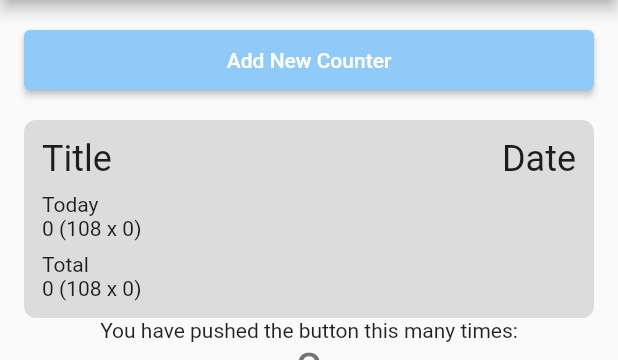
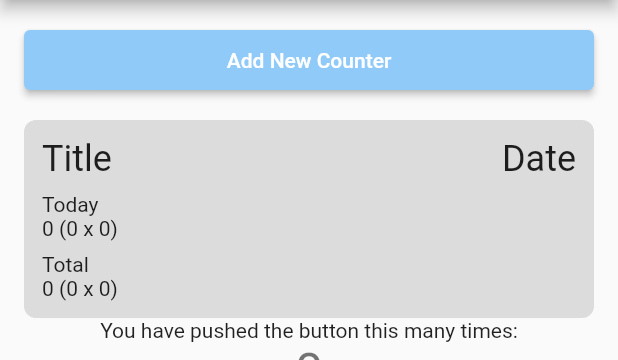
Before and after one commit to schmidt9/Advanced-Mala-Counter, a Flutter app: the screen it shows after launch, on a phone screen of 412 x 824 dp, the part 84-444 px from its top. Run offline on Flutter 3.47's test engine with Material 2 defaults, Android fonts, the phone set to English and light mode, and no system bars.

Commit message:
add data formatting

```diff
--- a/advanced_mala_counter/lib/counter.dart
+++ b/advanced_mala_counter/lib/counter.dart
@@ -1,8 +1,12 @@
+import 'package:advanced_mala_counter/counter_data.dart';
+import 'package:advanced_mala_counter/cycle_helper.dart';
 import 'package:flutter/cupertino.dart';
 import 'package:flutter/material.dart';
 
 class Counter extends StatelessWidget {
-  const Counter({super.key});
+  final CounterData counterData;
+
+  const Counter({super.key, required this.counterData});
 
   @override
   Widget build(BuildContext context) {
@@ -31,7 +35,7 @@ class Counter extends StatelessWidget {
                   crossAxisAlignment: CrossAxisAlignment.start,
                   children: [
                     Text("Today"),
-                    Text("0 (108 x 0)"),
+                    Text("${counterData.todayCount} (${counterData.cycleLength} x ${CycleHelper.getCycles(counterData.todayCount, counterData.cycleLength)})"),
                   ],
                 ),
               ],
@@ -43,7 +47,7 @@ class Counter extends StatelessWidget {
                   crossAxisAlignment: CrossAxisAlignment.start,
                   children: [
                     Text("Total"),
-                    Text("0 (108 x 0)"),
+                    Text("${counterData.totalCount} (${counterData.cycleLength} x ${CycleHelper.getCycles(counterData.totalCount, counterData.cycleLength)})"),
                   ],
                 ),
               ],
--- a/advanced_mala_counter/lib/counter_data.dart
+++ b/advanced_mala_counter/lib/counter_data.dart
@@ -1,6 +1,6 @@
 class CounterData {
   final String counterName;
-  final DateTime counterDateTime;
+  final String counterDateTime;
   final int cycleLength;
   final int todayCount;
   final int totalCount;
--- a/advanced_mala_counter/lib/cycle_helper.dart
+++ b/advanced_mala_counter/lib/cycle_helper.dart
@@ -0,0 +1,7 @@
+class CycleHelper {
+
+  static int getCycles(int totalCount, int cycleLength) {
+    return cycleLength == 0 ? 0 : totalCount ~/ cycleLength;
+  }
+
+}
--- a/advanced_mala_counter/lib/main.dart
+++ b/advanced_mala_counter/lib/main.dart
@@ -1,5 +1,7 @@
-import 'package:advanced_mala_counter/Counter.dart';
+import 'package:advanced_mala_counter/counter.dart';
 import 'package:flutter/material.dart';
+
+import 'counter_data.dart';
 
 void main() {
   runApp(const MyApp());
@@ -111,7 +113,7 @@ class _MyHomePageState extends State<MyHomePage> {
                 ),
               ),
               const SizedBox(height: 16),
-              const Counter(),
+              const Counter(counterData: CounterData(counterName: 'Title', counterDateTime: 'Date', cycleLength: 0, todayCount: 0, totalCount: 0)),
               const Text(
                 'You have pushed the button this many times:',
               ),
```
